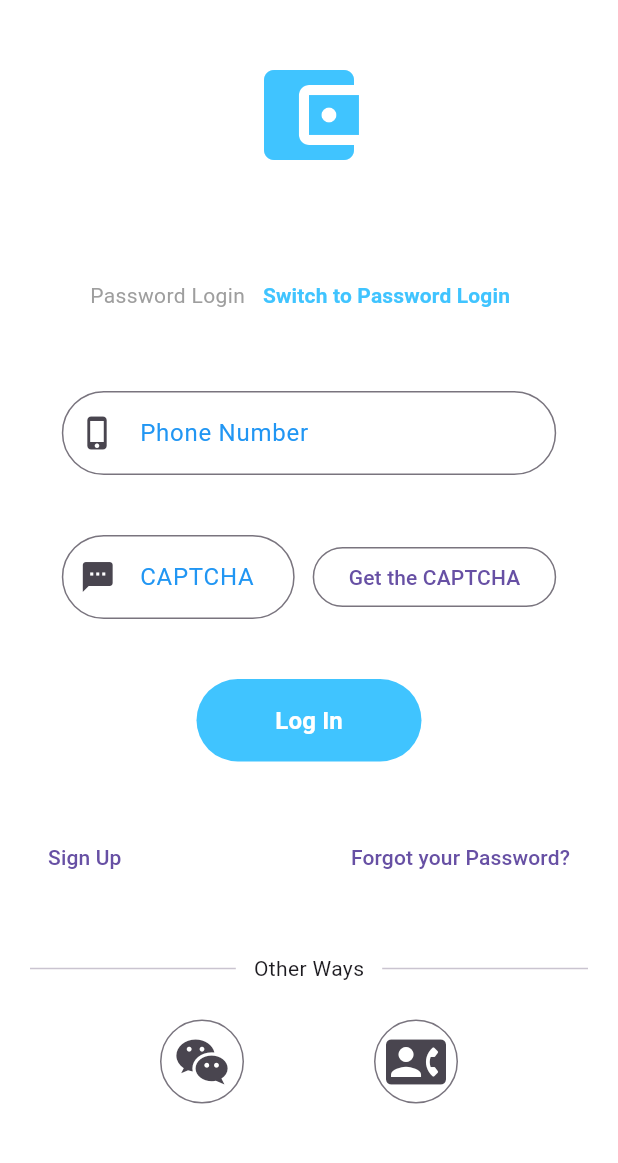
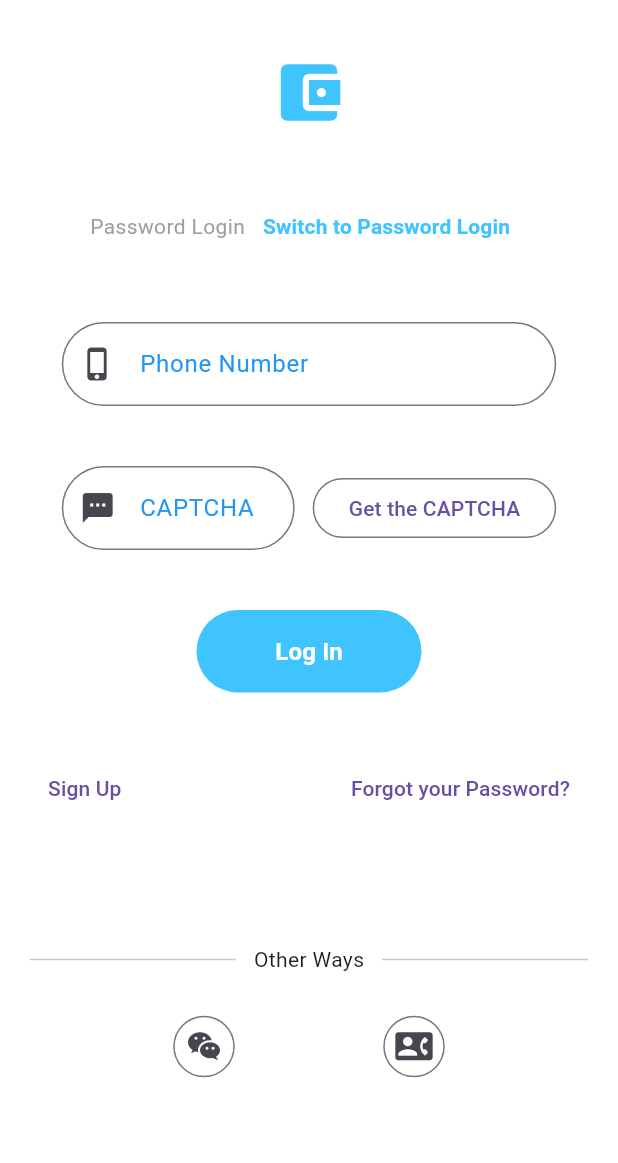
Before and after one commit to deLKM/accountbook_proto, a Flutter app: the LoginPage screen opened by its route, after a tap on "Switch to SMS Login", on a phone screen of 412 x 824 dp, the part 59-1222 px from its top. Run offline on Flutter 3.47's test engine with Material 3 defaults, Android fonts, the phone set to English and light mode, and no system bars; network calls fail.

Commit message:
Adjust the layout of the login page, increase the spacing, modify the icon size, and optimize the border style of the input box

```diff
--- a/lib/pages/login_page.dart
+++ b/lib/pages/login_page.dart
@@ -77,7 +77,7 @@ class _LoginPageState extends State<LoginPage> {
 
               // 帮助功能
               _buildHelperButtons(),
-              const SizedBox(height: 40),
+              const SizedBox(height: 80),
 
               // 第三方登录
               _buildSocialLogin(),
@@ -95,10 +95,10 @@ class _LoginPageState extends State<LoginPage> {
       children: [
         Icon(
           Icons.account_balance_wallet,
-          size: 80,
+          size: 50,
           color: theme.primaryColor,
         ),
-        const SizedBox(height: 16),
+        const SizedBox(height: 0),
       ],
     );
   }
@@ -140,6 +140,13 @@ class _LoginPageState extends State<LoginPage> {
             border: OutlineInputBorder(
               borderRadius: BorderRadius.circular(30.0),
             ),
+            focusedBorder: OutlineInputBorder(
+              borderRadius: BorderRadius.circular(30.0),
+              borderSide: BorderSide(
+                color: Theme.of(context).primaryColor,
+                width: 2.0,
+              ),
+            ),
           ),
           validator: (value) {
             if (value?.isEmpty ?? true) return 'Please enter your phone number';
@@ -163,6 +170,13 @@ class _LoginPageState extends State<LoginPage> {
             prefixIcon: Icon(Icons.lock_rounded),
             border: OutlineInputBorder(
               borderRadius: BorderRadius.circular(30.0),
+            ),
+            focusedBorder: OutlineInputBorder(
+              borderRadius: BorderRadius.circular(30.0),
+              borderSide: BorderSide(
+                color: Theme.of(context).primaryColor,
+                width: 2.0,
+              ),
             ),
             suffixIcon: IconButton(
               onPressed: () {
@@ -199,6 +213,13 @@ class _LoginPageState extends State<LoginPage> {
                   labelText: 'CAPTCHA',
                   border: OutlineInputBorder(
                     borderRadius: BorderRadius.circular(30.0),
+                  ),
+                  focusedBorder: OutlineInputBorder(
+                    borderRadius: BorderRadius.circular(30.0),
+                    borderSide: BorderSide(
+                      color: Theme.of(context).primaryColor,
+                      width: 2.0,
+                    ),
                   ),
                   prefixIcon: Icon(Icons.sms_rounded),
                   hintText: 'Please enter 6-digit CAPTCHA'
@@ -286,12 +307,12 @@ class _LoginPageState extends State<LoginPage> {
           mainAxisAlignment: MainAxisAlignment.spaceEvenly,
           children: [
             IconButton.outlined(
-              iconSize: 40,
+              iconSize: 25,
               onPressed: () {}, // 微信登录
               icon: const Icon(Icons.wechat_rounded),
             ),
             IconButton.outlined(
-              iconSize: 40,
+              iconSize: 25,
               onPressed: () {}, // QQ登录
               icon: const Icon(Icons.quick_contacts_dialer_rounded),
             ),
```
